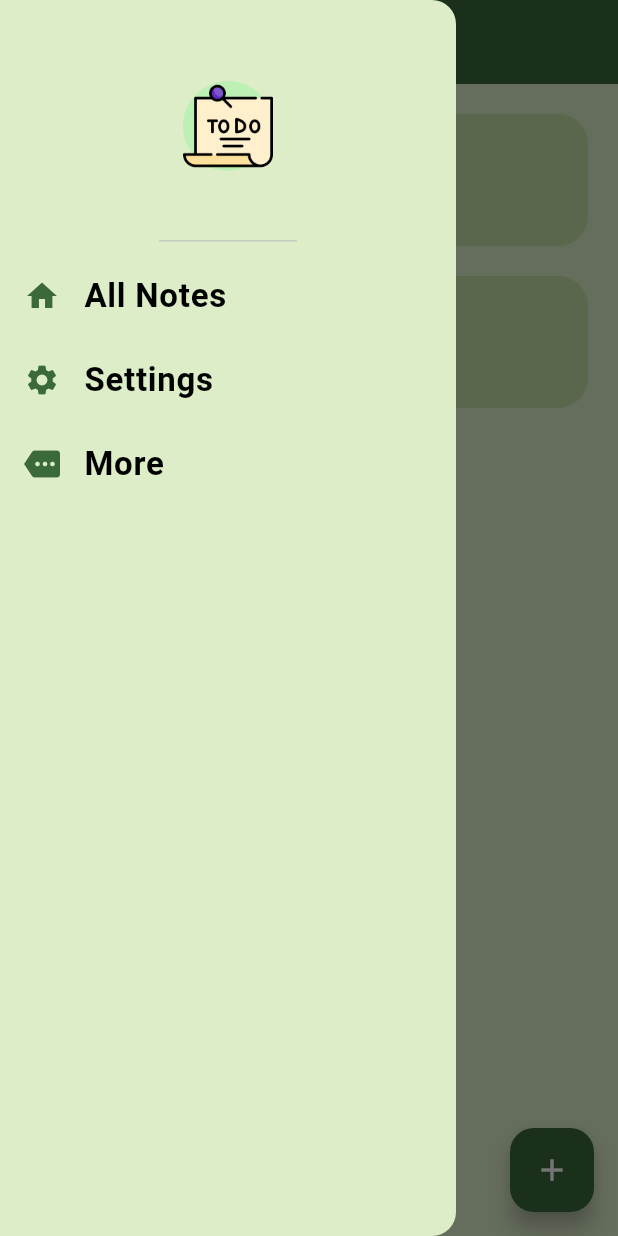
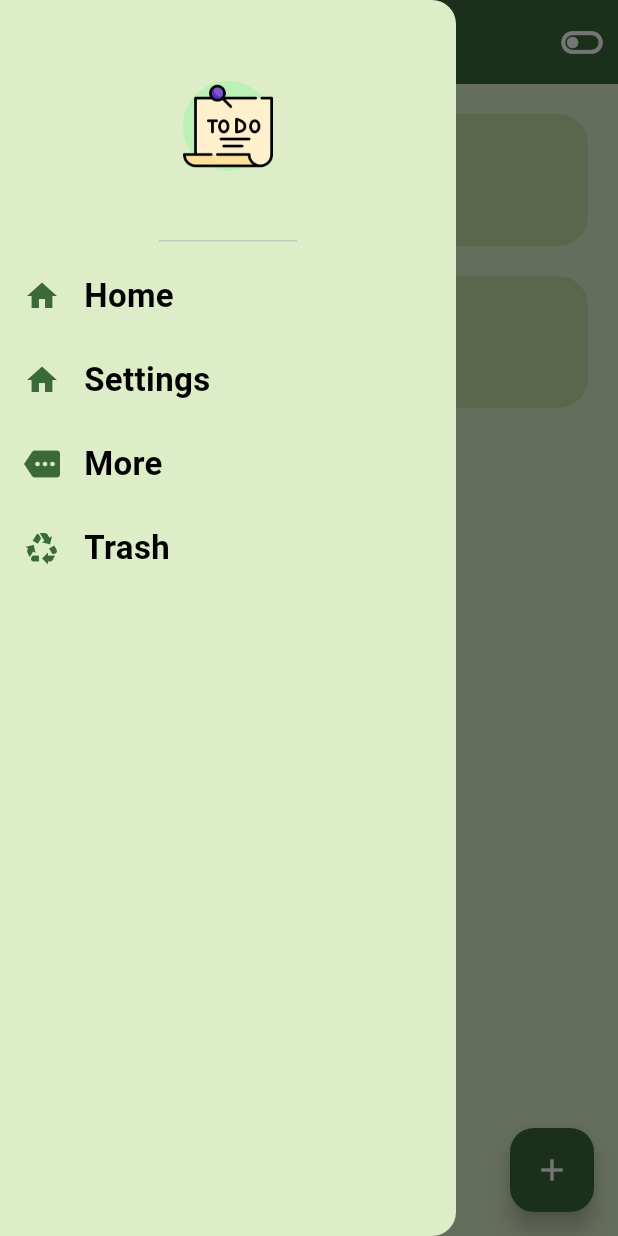
Before and after one commit to Benny-Gich/To-Do-App, a Flutter app: the screen it shows after launch, with the side drawer open, on a phone screen of 412 x 824 dp. Run offline on Flutter 3.47's test engine with Material 3 defaults, Android fonts, the light colour scheme and no system bars; drawn by our look-alikes of flutter_slidable; our stand-ins replace hive, hive_flutter; missing offline and left inert: dart:ffi; accounts and stored records are empty.

Commit message:
17 Jan 25 Repo

```diff
--- a/lib/main.dart
+++ b/lib/main.dart
@@ -3,6 +3,8 @@ import 'package:hive_flutter/adapters.dart';
 import 'package:to_do/pages/homepage.dart';
 import 'package:to_do/pages/more.dart';
 import 'package:to_do/pages/settings.dart';
+import 'package:to_do/pages/trash.dart';
+import 'package:to_do/util/theme.dart';
 
 void main() async {
   //Initialize Hive
@@ -22,11 +24,26 @@ class MyApp extends StatelessWidget {
         '/Homepage': (context) => Homepage(),
         '/Settings': (context) => Settings(),
         '/More': (context) => MorePage(),
+        '/Trash': (context) => Trash(),
       },
       theme: ThemeData(
         colorScheme: ColorScheme.fromSeed(seedColor: Colors.green),
         primaryColor: Colors.lightGreen[200],
-        useMaterial3: true,
+        textTheme: TextTheme(
+          titleMedium: TextStyle(
+            fontStyle: FontStyle.normal,
+            fontSize: 25,
+            color: Colors.white,
+          ),
+          bodyMedium: TextStyle(
+            fontStyle: FontStyle.normal,
+            fontSize: 22,
+            color: Colors.black,
+            fontWeight: FontWeight.bold,
+          ),
+          bodySmall: TextStyle(
+              fontStyle: FontStyle.normal, fontSize: 20, color: Colors.black),
+        ),
       ),
       home: Homepage(),
       debugShowCheckedModeBanner: false,
--- a/lib/pages/drawer_button.dart
+++ /dev/null
@@ -1,18 +0,0 @@
-import 'package:flutter/material.dart';
-
-class DrawerButton extends StatelessWidget {
-  const DrawerButton({super.key});
-
-  @override
-  Widget build(BuildContext context) {
-    return IconButton(
-        onPressed: () {
-          Navigator.pop(context);
-          Navigator.pushNamed(context, '/Homepage');
-        },
-        icon: Icon(
-          Icons.home,
-          color: Colors.white,
-        ));
-  }
-}
--- a/lib/pages/homepage.dart
+++ b/lib/pages/homepage.dart
@@ -4,7 +4,8 @@ import 'package:flutter/material.dart';
 import 'package:hive/hive.dart';
 import 'package:to_do/data/database.dart';
 import 'package:to_do/pages/add_task.dart';
-import 'package:to_do/pages/todo_tile.dart';
+import 'package:to_do/util/app_drawer.dart';
+import 'package:to_do/util/todo_tile.dart';
 
 class Homepage extends StatefulWidget {
   const Homepage({super.key});
@@ -77,12 +78,19 @@ class _HomepageState extends State<Homepage> {
         backgroundColor: Theme.of(context).colorScheme.primary,
         title: Text(
           "TO-DO",
-          style: TextStyle(color: Colors.white, fontSize: 20),
+          style: Theme.of(context).textTheme.titleMedium,
         ),
         centerTitle: true,
-        actions: [],
+        actions: [
+          IconButton(
+            onPressed: () {},
+            icon: Icon(Icons.toggle_off_outlined),
+            iconSize: 30,
           ),
-      drawer: Drawer(
+        ],
+      ),
+      drawer: SafeArea(
+        child: Drawer(
           backgroundColor: Colors.lightGreen[100],
           child: Column(
             children: [
@@ -92,58 +100,44 @@ class _HomepageState extends State<Homepage> {
                   child: Image.asset('icons/to-do-list.png'),
                 ),
               ),
-            ListTile(
-              leading: Icon(Icons.home,
-                  color: Theme.of(context).colorScheme.primary),
-              title: Text(
-                "All Notes",
-                style: TextStyle(
-                  fontSize: 22,
-                  fontStyle: FontStyle.normal,
-                  fontWeight: FontWeight.bold,
-                  color: Colors.black,
-                ),
-              ),
+              AppDrawer(
+                Icon: Icon(Icons.home),
+                drawertitle: "Home",
+                Route: '/Homepage',
                 onTap: () {
                   Navigator.pop(context);
-                Navigator.pushNamed(context, '/Homepage');
+                  Navigator.pushNamed(context, '$Route');
                 },
               ),
-            ListTile(
-              leading: Icon(Icons.settings,
-                  color: Theme.of(context).colorScheme.primary),
-              title: Text(
-                "Settings",
-                style: TextStyle(
-                  fontSize: 22,
-                  fontStyle: FontStyle.normal,
-                  fontWeight: FontWeight.bold,
-                  color: Colors.black,
-                ),
-              ),
+              AppDrawer(
+                Icon: Icon(Icons.home),
+                drawertitle: "Settings",
+                Route: '/Settings',
                 onTap: () {
                   Navigator.pop(context);
-                Navigator.pushNamed(context, '/Settings');
+                  Navigator.pushNamed(context, '$Route');
                 },
               ),
-            ListTile(
-              leading: Icon(Icons.more,
-                  color: Theme.of(context).colorScheme.primary),
-              title: Text(
-                "More",
-                style: TextStyle(
-                  fontSize: 22,
-                  fontStyle: FontStyle.normal,
-                  fontWeight: FontWeight.bold,
-                  color: Colors.black,
-                ),
-              ),
+              AppDrawer(
+                Icon: Icon(Icons.more),
+                drawertitle: "More",
+                Route: '/More',
                 onTap: () {
                   Navigator.pop(context);
-                Navigator.pushNamed(context, '/More');
+                  Navigator.pushNamed(context, '$Route');
+                },
+              ),
+              AppDrawer(
+                Icon: Icon(Icons.recycling),
+                drawertitle: "Trash",
+                Route: '/Trash',
+                onTap: () {
+                  Navigator.pop(context);
+                  Navigator.pushNamed(context, '$Route');
                 },
               ),
             ],
+          ),
         ),
       ),
       body: ListView.builder(
@@ -152,7 +146,7 @@ class _HomepageState extends State<Homepage> {
           taskName: db.toDoList[index][0],
           taskCompleted: db.toDoList[index][1],
           onChanged: (value) => checkBoxChanged(true, index),
-          deleteFunction: (context) => deleteTask,
+          deleteFunction: (context) => deleteTask(index),
         ),
       ),
       floatingActionButton: FloatingActionButton(
--- /dev/null
+++ b/lib/util/app_drawer.dart
@@ -0,0 +1,33 @@
+// ignore_for_file: must_be_immutable, non_constant_identifier_names
+
+import 'package:flutter/material.dart';
+
+class AppDrawer extends StatelessWidget {
+  final Widget Icon;
+  final String drawertitle;
+  final String Route;
+
+  const AppDrawer({
+    super.key,
+    required this.Icon,
+    required this.drawertitle,
+    required this.Route,
+    required Null Function() onTap,
+  });
+
+  @override
+  Widget build(BuildContext context) {
+    return ListTile(
+      leading: Icon,
+      iconColor: Theme.of(context).colorScheme.primary,
+      title: Text(
+        drawertitle,
+        style: Theme.of(context).textTheme.bodyMedium,
+      ),
+      onTap: () {
+        Navigator.pop(context);
+        Navigator.pushNamed(context, (Route));
+      },
+    );
+  }
+}
--- a/lib/pages/todo_tile.dart
+++ b/lib/util/todo_tile.dart
@@ -33,7 +33,7 @@ class TodoTile extends StatelessWidget {
         ]),
         child: Container(
           decoration: BoxDecoration(
-            color: Colors.lightGreen[200],
+            color: Theme.of(context).primaryColor,
             borderRadius: BorderRadius.circular(20),
           ),
           child: Padding(
```
Also changed, not shown: lib/pages/add_task.dart (+4 -4 lines), lib/pages/more.dart (+2 -9 lines), lib/pages/settings.dart (+19 -16 lines), lib/pages/trash.dart (added, +32 -0 lines), lib/util/settings_tile.dart (added, +33 -0 lines), lib/util/theme.dart (added, +31 -0 lines), lib/util/apptile.dart (renamed from lib/pages/apptile.dart), lib/util/button.dart (renamed from lib/pages/button.dart). Lines whose indentation alone changed are shown as unchanged.
